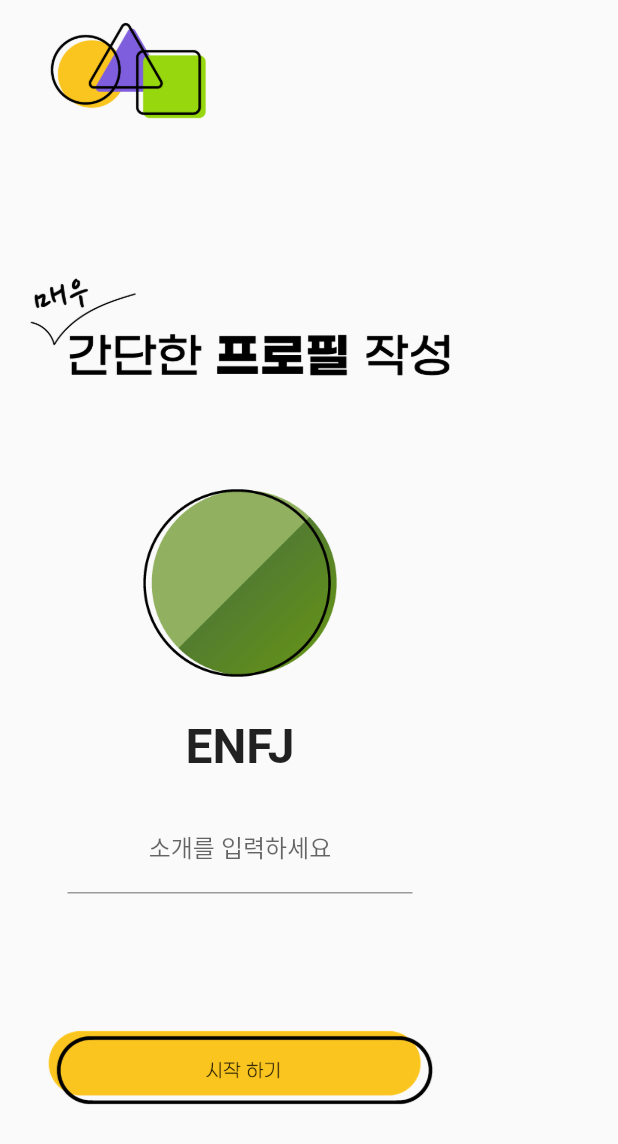
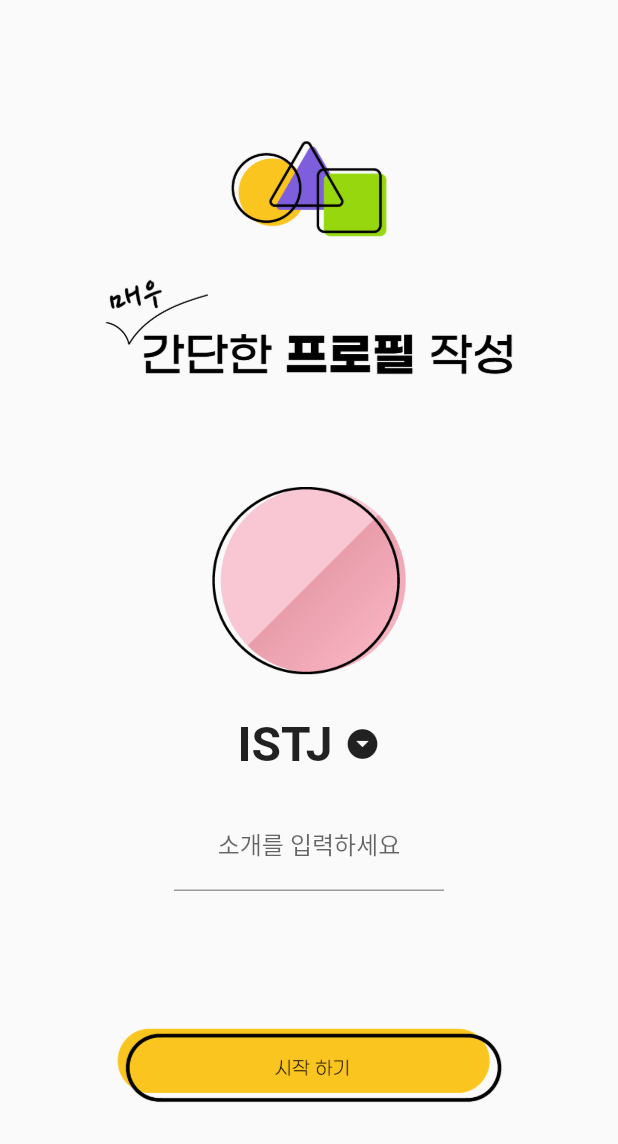
Before and after one commit to sw-hackathon-2022/mbtmi-flutter, a Flutter app: the ProfileScreen screen opened directly, on a phone screen of 412 x 824 dp. Shown: the top 1144 px of the screen. Run offline on Flutter 3.47's test engine with Material 2 defaults, Android fonts, the phone set to English and light mode, and no system bars; our stand-ins replace carousel_slider, dotted_line, flutter_svg, get, persistent_bottom_nav_bar, syncfusion_flutter_charts; missing offline and left inert: dart:html, kakao_flutter_sdk_common, kakao_flutter_sdk_user; Roboto replaces fonts that are missing (GmarketSans).

Commit message:
프로필 등록 시 MBTI 선택 기능 추가

```diff
--- a/lib/screens/home/home_screen.dart
+++ b/lib/screens/home/home_screen.dart
@@ -62,7 +62,6 @@ class _HomeScreenState extends State<HomeScreen> {
   @override
   void initState() {
     super.initState();
-    _controller = PersistentTabController(initialIndex: 1);
   }
 
   @override
--- a/lib/screens/login/login_screen.dart
+++ b/lib/screens/login/login_screen.dart
@@ -18,10 +18,8 @@ class LoginScreen extends StatelessWidget {
         const SizedBox(height: 90.0),
         TextButton(
           onPressed: () {
-            Navigator.push(
-                context, MaterialPageRoute(builder: (context) => HomeScreen()));
-            showMbtmiDialog(
-                context, "환영합니다!", "엠비티엠아이에 오신 것을 환영합니다!\n나의 TMI를 맘껏 방출해보세요~");
+            Navigator.push(context,
+                MaterialPageRoute(builder: (context) => ProfileScreen()));
           },
           child: Container(
               width: 250, child: Image.asset("assets/images/login_kakao.png")),
--- a/lib/screens/profile/profile.dart
+++ b/lib/screens/profile/profile.dart
@@ -1,5 +1,26 @@
 import 'package:flutter/material.dart';
 import 'package:mbtmi/screens/home/home_screen.dart';
+import 'package:flutter/cupertino.dart';
+
+const double _kItemExtent = 32.0;
+const List<String> _mbtis = [
+  "ISTJ",
+  "ISFJ",
+  "INFJ",
+  "INTJ",
+  "ISTP",
+  "ISFP",
+  "INFP",
+  "INTP",
+  "ESTP",
+  "ESFP",
+  "ENFP",
+  "ENTP",
+  "ESTJ",
+  "ESFJ",
+  "ENFJ",
+  "ENTJ"
+];
 
 class ProfileScreen extends StatefulWidget {
   @override
@@ -7,54 +28,113 @@ class ProfileScreen extends StatefulWidget {
 }
 
 class _ProfileScreenSate extends State<ProfileScreen> {
+  int _selected = 0;
+
   @override
   Widget build(BuildContext context) {
-    String mbti = "ENFJ";
-    String profile_path = "assets/images/profile/$mbti.png";
+    String _selectedMbti = _mbtis[_selected];
+    // This shows a CupertinoModalPopup with a reasonable fixed height which hosts CupertinoPicker.
+    void _showDialog(Widget child) {
+      showCupertinoModalPopup<void>(
+          context: context,
+          builder: (BuildContext context) => Container(
+                height: 216,
+                padding: const EdgeInsets.only(top: 6.0),
+                // The Bottom margin is provided to align the popup above the system navigation bar.
+                margin: EdgeInsets.only(
+                  bottom: MediaQuery.of(context).viewInsets.bottom,
+                ),
+                // Provide a background color for the popup.
+                color: CupertinoColors.systemBackground.resolveFrom(context),
+                // Use a SafeArea widget to avoid system overlaps.
+                child: SafeArea(
+                  top: false,
+                  child: child,
+                ),
+              ));
+    }
 
+    Size size = MediaQuery.of(context).size;
     return Scaffold(
-      appBar: AppBar(
-          elevation: 0,
-          automaticallyImplyLeading: false,
-          toolbarHeight: 90,
-          backgroundColor: Theme.of(context).scaffoldBackgroundColor,
-          title: Image(
+        body: SingleChildScrollView(
+      child: Container(
+        width: size.width,
+        height: size.height,
+        child: Column(
+            crossAxisAlignment: CrossAxisAlignment.center,
+            mainAxisAlignment: MainAxisAlignment.center,
+            children: [
+              Image(
                 image: AssetImage("assets/images/profile_logo.png"),
                 height: 90,
-          ) // 앱바 로고
               ),
-      body: Column(mainAxisAlignment: MainAxisAlignment.center, children: [
               const Image(
-            width: 320,
+                  width: 310,
                   image: AssetImage(
                       "assets/images/profile_text.png")), // "매우 간단한 프로필 작성" 이미지
               const SizedBox(height: 30),
-        Image(height: 180, image: AssetImage(profile_path)), // 프로필 이미지
-        Text("ENFJ",
+              Image(
+                  height: 180,
+                  image: AssetImage(
+                      "assets/images/profile/$_selectedMbti.png")), // 프로필 이미지
+              GestureDetector(
+                onTap: () => _showDialog(
+                  CupertinoPicker(
+                    magnification: 1.22,
+                    squeeze: 1.2,
+                    useMagnifier: true,
+                    itemExtent: _kItemExtent,
+                    // This is called when selected item is changed.
+                    onSelectedItemChanged: (int selected) {
+                      setState(() {
+                        _selected = selected;
+                      });
+                    },
+                    children: List<Widget>.generate(_mbtis.length, (int index) {
+                      return Center(
+                        child: Text(
+                          _mbtis[index],
+                        ),
+                      );
+                    }),
+                  ),
+                ),
+                child:
+                    Row(mainAxisAlignment: MainAxisAlignment.center, children: [
+                  Text(_selectedMbti,
                       style: TextStyle(
                           fontFamily: "GmarketSans",
                           fontSize: 32,
-                fontWeight: FontWeight.bold)), // 다이얼로그
+                          fontWeight: FontWeight.bold)),
+                  SizedBox(
+                    width: 8,
+                  ),
+                  Icon(Icons.arrow_drop_down_circle)
+                ]),
+              ), // 다이얼로그
               SizedBox(height: 20),
               Container(
-            width: 230,
+                  width: 180,
+                  child: Material(
                       child: TextField(
+                    textAlign: TextAlign.center,
                     decoration: InputDecoration(
                         label: const Center(
                       child: Text("소개를 입력하세요"),
                     )),
-            )), // 한 줄 소개
+                  ))), // 한 줄 소개
               const SizedBox(height: 80),
               TextButton(
                 onPressed: () {
-            Navigator.push(
-                context, MaterialPageRoute(builder: (context) => HomeScreen()));
+                  Navigator.push(context,
+                      MaterialPageRoute(builder: (context) => HomeScreen()));
                 },
                 child: Container(
                     width: 260,
                     child: Image.asset("assets/images/profile_start.png")),
               ), // 시작하기 버튼
             ]),
-    );
+      ),
+    ));
   }
 }
```
Lines whose indentation alone changed are shown as unchanged.
